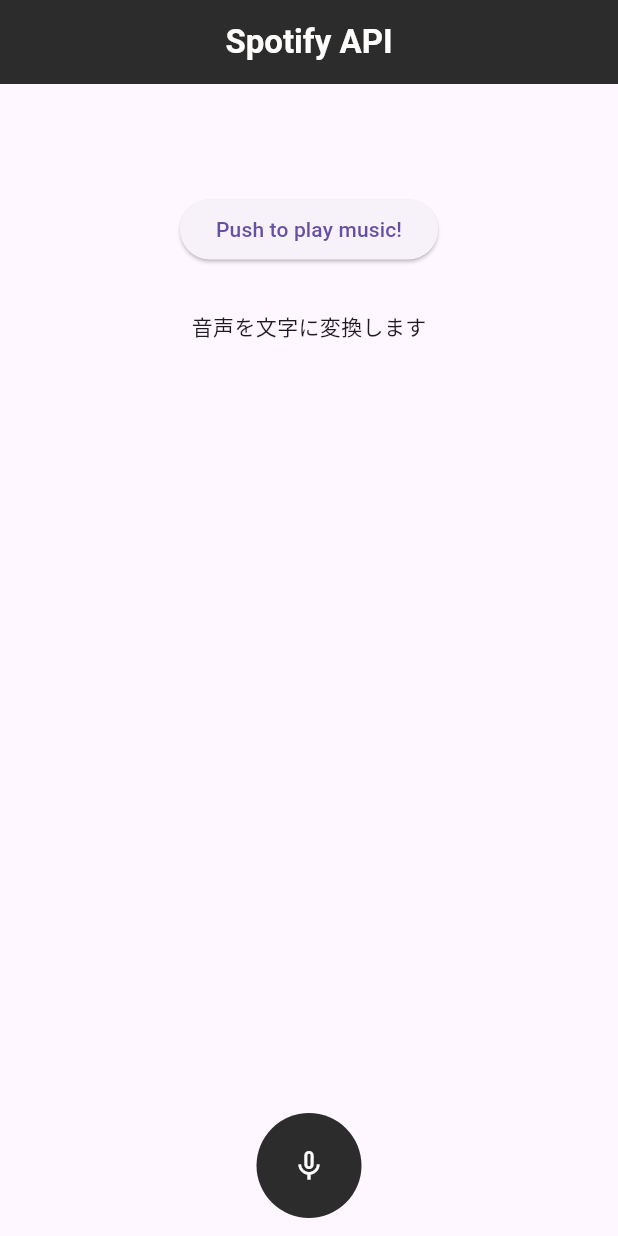
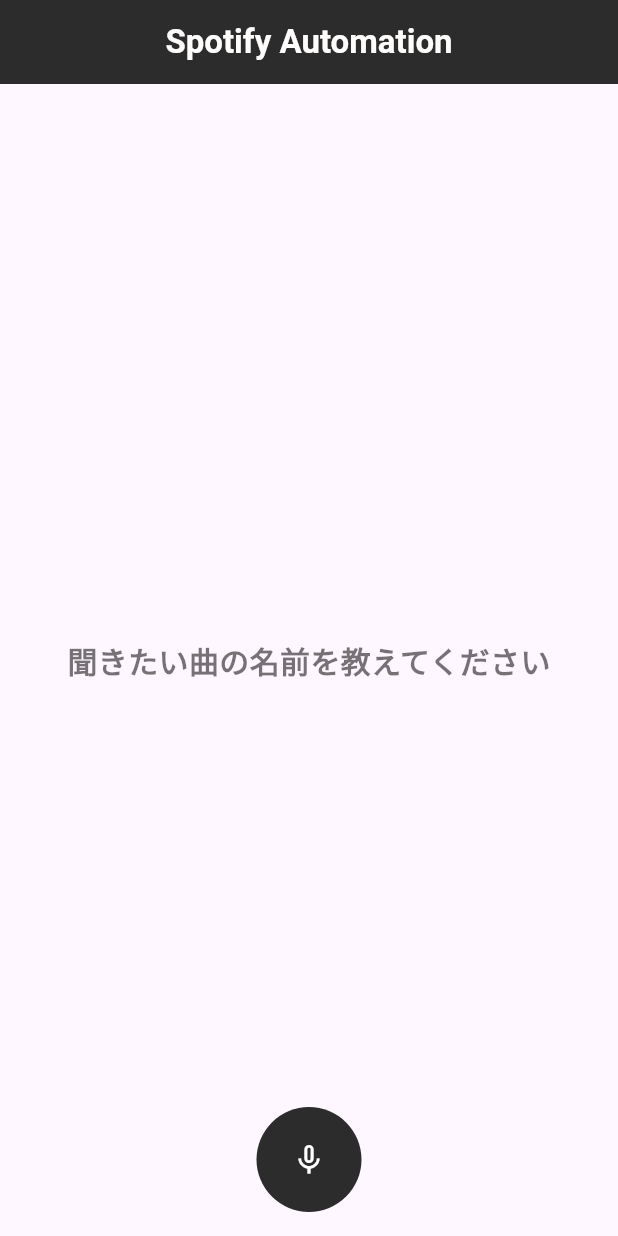
Before and after one commit to Ittalian/Spotify_Automation_for_Flutter, a Flutter app: the screen it shows after launch, on a phone screen of 412 x 824 dp. Run offline on Flutter 3.47's test engine with Material 3 defaults, Android fonts, the phone set to English and light mode, and no system bars; drawn by our look-alikes of avatar_glow; our stand-ins replace speech_to_text.

Commit message:
edit system

```diff
--- a/lib/main.dart
+++ b/lib/main.dart
@@ -37,8 +37,7 @@
 class _MyHomePageState extends State<MyHomePage> {
   dynamic responseState;
   SpeechToText speechToText = SpeechToText();
-  var text = "音声を文字に変換します";
-  var debugText = "";
+  var text = "聞きたい曲の名前を教えてください";
   var isListening = false;
   var index = 0;
 
@@ -79,8 +78,7 @@
   @override
   Widget build(BuildContext context) {
     return Scaffold(
-      floatingActionButtonLocation:
-          FloatingActionButtonLocation.miniCenterFloat,
+      floatingActionButtonLocation: FloatingActionButtonLocation.centerFloat,
       floatingActionButton: AvatarGlow(
         animate: isListening,
         duration: const Duration(milliseconds: 2000),
@@ -98,10 +96,23 @@
                       setState(() {
                         text = result.recognizedWords;
                       });
-                      if (result.recognizedWords.startsWith("こ")) {
+                      if (result.recognizedWords.startsWith("祝日")) {
+                        index = 0;
+                        playMusic(index);
+                      }
+                      else if (result.recognizedWords.startsWith("もう恋なんて")) {
+                        index = 1;
+                        playMusic(index);
+                      }
+                      else if (result.recognizedWords.startsWith("DIGNITY")) {
+                        index = 2;
+                        playMusic(index);
+                      }
+                      else if (result.recognizedWords.startsWith("ビームが")) {
                         index = 3;
                         playMusic(index);
-                        debugText = "認識";
+                      } else {
+                        text = "該当する曲がありません";
                       }
                     },
                     localeId: 'ja_JP', // 日本語の設定
@@ -129,7 +140,7 @@
       ),
       appBar: AppBar(
         title: const Text(
-          'Spotify API',
+          'Spotify Automation',
           style: TextStyle(fontWeight: FontWeight.w600, color: TEXT_COLOR),
         ),
         backgroundColor: BG_COLOR,
@@ -137,23 +148,15 @@
       ),
       body: Center(
         child: Column(
+          mainAxisAlignment: MainAxisAlignment.center,
           children: [
             Text(
-              responseState == null ? '' : "Completed!",
-              style: const TextStyle(fontSize: 30),
+              text,
+              style: const TextStyle(
+                  fontSize: 20,
+                  color: Colors.black54,
+                  fontWeight: FontWeight.w600),
             ),
-            const SizedBox(height: 30), // 縦の余白
-            ElevatedButton(
-              onPressed: () => playMusic(3),
-              child: const Text('Push to play music!'),
-            ),
-            const SizedBox(height: 30),
-
-            // デバッグ用
-            Text(text),
-            const SizedBox(height: 30),
-            Text(debugText)
-
           ],
         ),
       ),
```
